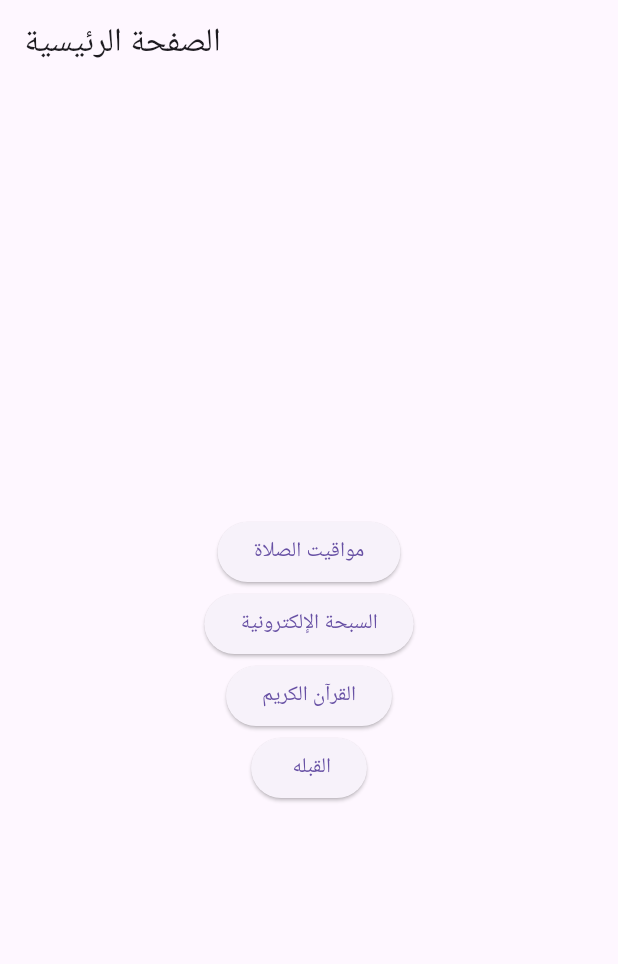
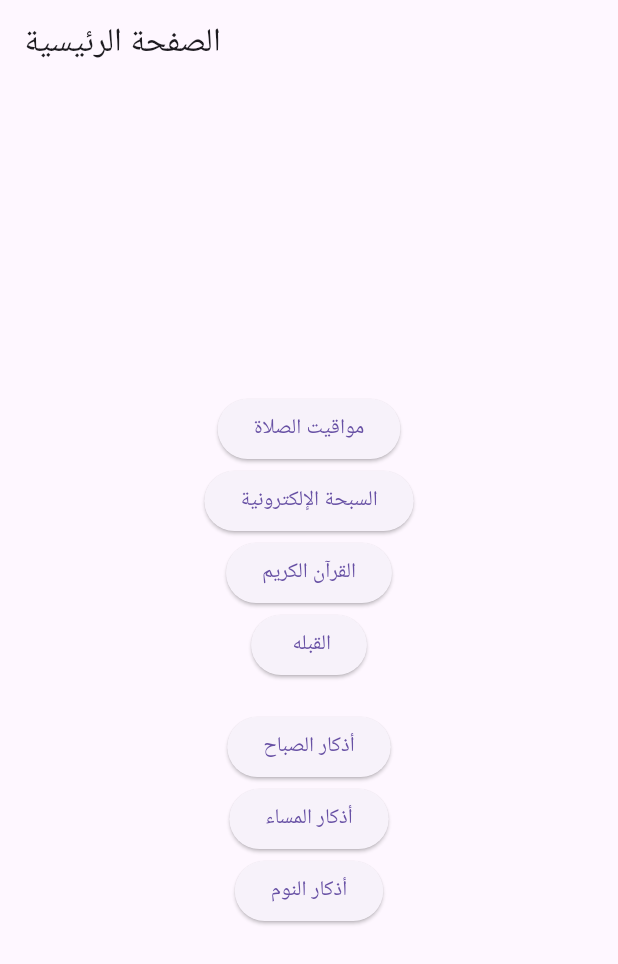
Before and after one commit to Aqsa-hariri/mwaqet, a Flutter app: the screen it shows after launch, on a phone screen of 412 x 824 dp. Shown: the top 964 px of the screen. Run offline on Flutter 3.47's test engine with Material 3 defaults, Android fonts, the light colour scheme and no system bars; our stand-ins replace adhan, flutter_svg, geolocator, permission_handler; missing offline and left inert: flutter_qiblah.

Commit message:
adding azkar

```diff
--- a/lib/main.dart
+++ b/lib/main.dart
@@ -1,3 +1,5 @@
+import 'dart:math';
+
 import 'package:flutter/material.dart';
 import 'package:mwaquite/electronic_tasbeeh.dart';
 import 'package:mwaquite/prayer_times.dart';
@@ -23,9 +25,41 @@ class MyApp extends StatelessWidget {
   }
 }
 
-class HomePage extends StatelessWidget {
+class HomePage extends StatefulWidget {
   const HomePage({super.key});
 
+  @override
+  State<HomePage> createState() => _HomePageState();
+}
+
+class _HomePageState extends State<HomePage> {
+  String _currentAthkar = '';
+  final List<String> _morningAthkar = [
+    "سبحان الله وبحمده",
+    "الحمد لله الذي أحيانا بعدما أماتنا وإليه النشور",
+    "أصبحنا وأصبح الملك لله والحمد لله لا إله إلا الله وحده لا شريك له"
+  ];
+
+  final List<String> _eveningAthkar = [
+    "أمسينا وأمسى الملك لله والحمد لله لا إله إلا الله وحده لا شريك له",
+    "اللهم بك أمسينا وبك أصبحنا وبك نحيا وبك نموت وإليك المصير",
+    "أعوذ بكلمات الله التامات من شر ما خلق"
+  ];
+
+  final List<String> _sleepAthkar = [
+    "باسمك اللهم أموت وأحيا",
+    "اللهم قني عذابك يوم تبعث عبادك",
+    "سبحانك اللهم ربي بك وضعت جنبي وبك أرفعه"
+  ];
+  String _showAthkar(List<String> athkarList) {
+    setState(() {
+      _currentAthkar = athkarList[Random().nextInt(athkarList.length)];
+    });
+    return _currentAthkar;
+  }
+
+  final String _leavingHomeDua =
+      "بسم الله توكلت على الله ولا حول ولا قوة إلا بالله";
   @override
   Widget build(BuildContext context) {
     return Scaffold(
@@ -75,6 +109,49 @@ class HomePage extends StatelessWidget {
                 );
               },
             ),
+            const SizedBox(height: 20),
+            ElevatedButton(
+              child: const Text('أذكار الصباح'),
+              onPressed: () {
+                _showAthkar(_morningAthkar);
+                showDialog(
+                  context: context,
+                  builder: (context) {
+                    return Dialog(
+                      child: Text(_currentAthkar),
+                    );
+                  },
+                );
+              },
+            ),
+            ElevatedButton(
+              child: const Text('أذكار المساء'),
+              onPressed: () {
+                _showAthkar(_sleepAthkar);
+                showDialog(
+                  context: context,
+                  builder: (context) {
+                    return Dialog(
+                      child: Text(_currentAthkar),
+                    );
+                  },
+                );
+              },
+            ),
+            ElevatedButton(
+              child: const Text('أذكار النوم'),
+              onPressed: () {
+                _showAthkar(_sleepAthkar);
+                showDialog(
+                  context: context,
+                  builder: (context) {
+                    return Dialog(
+                      child: Text(_currentAthkar),
+                    );
+                  },
+                );
+              },
+            ),
           ],
         ),
       ),
```
